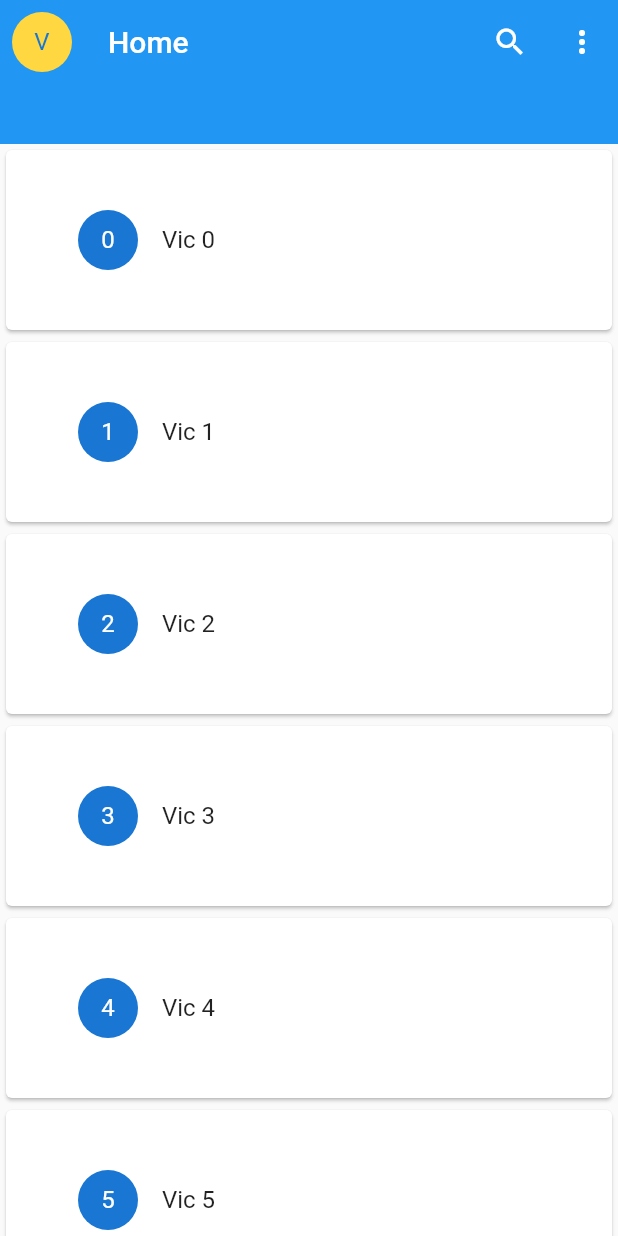
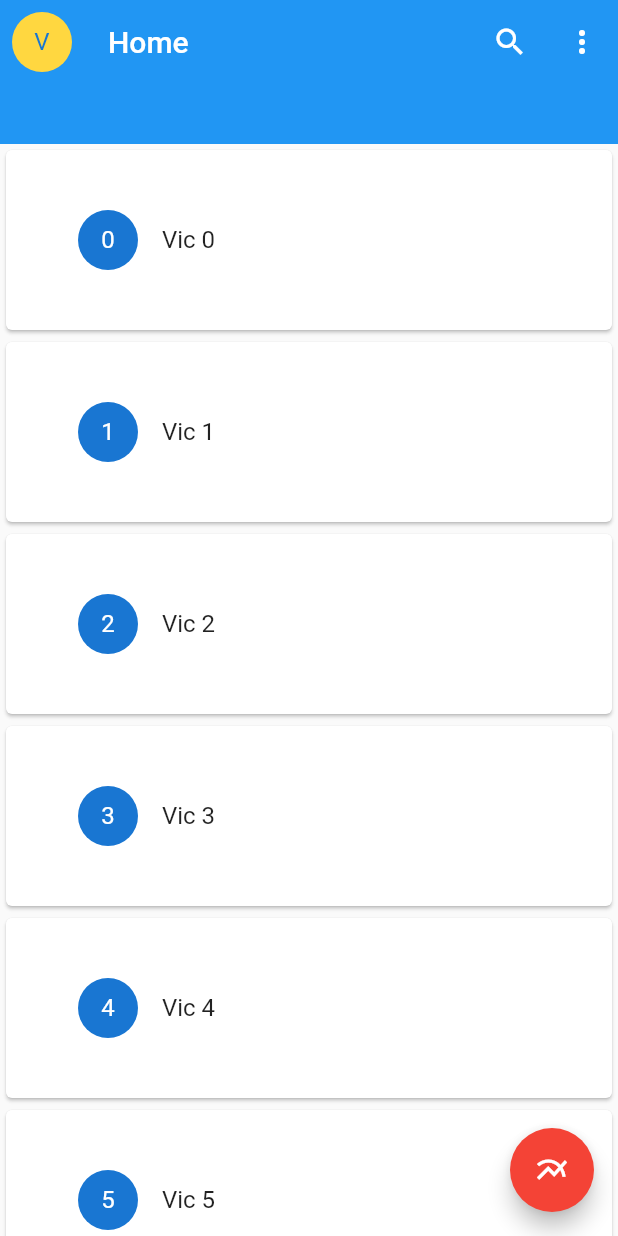
Before and after one commit to VicRen/flutter_learning, a Flutter app: the HomePage screen opened directly, on a phone screen of 412 x 824 dp. Run offline on Flutter 3.47's test engine with Material 2 defaults, Android fonts, the phone set to English and light mode, and no system bars; our stand-ins replace image_picker.

Commit message:
Home 界面显示 FAB

```diff
--- a/lib/home.dart
+++ b/lib/home.dart
@@ -121,11 +121,11 @@ class _HomePageState extends State<HomePage> {
         child: new Container(
             padding: new EdgeInsets.all(32.0), child: _buildDrawer()),
       ),
-      // floatingActionButton: new FloatingActionButton(
-      //   child: new Icon(Icons.multiline_chart),
-      //   backgroundColor: Colors.red,
-      //   onPressed: () {},
-      // ),
+      floatingActionButton: new FloatingActionButton(
+        child: new Icon(Icons.multiline_chart),
+        backgroundColor: Colors.red,
+        onPressed: () {},
+      ),
     );
   }
 }
```
